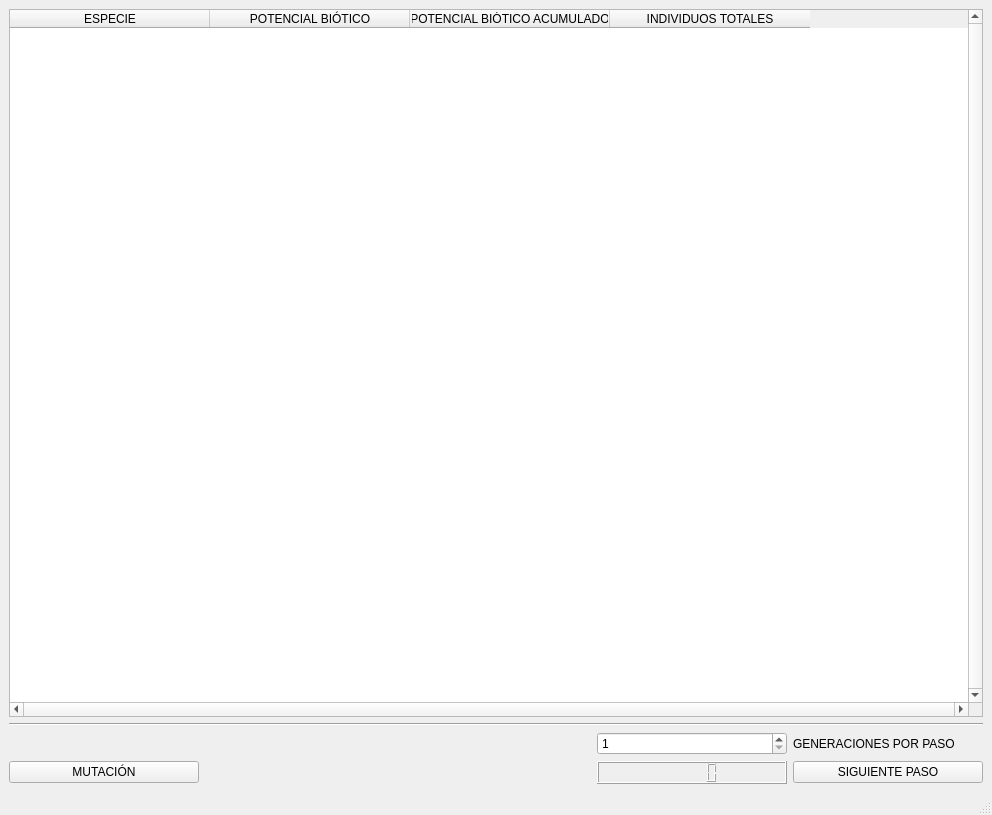
The window that SIMULATION.ui (Charliek794/CA) describes before a commit, drawn with Qt 5.
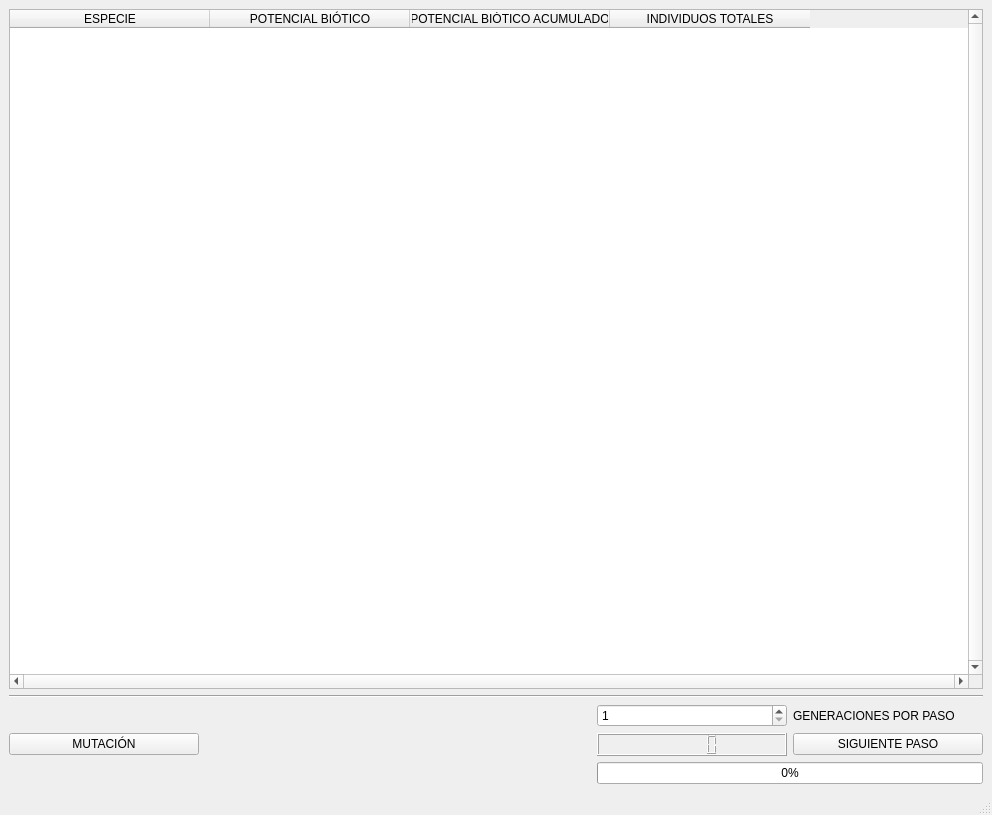
The same window after the commit.

```diff
--- a/SIMULATION.ui
+++ b/SIMULATION.ui
@@ -101,6 +101,20 @@
       </property>
      </widget>
     </item>
+    <item row="5" column="4" colspan="2">
+     <widget class="QProgressBar" name="progressBar">
+      <property name="value">
+       <number>0</number>
+      </property>
+     </widget>
+    </item>
+    <item row="5" column="3">
+     <widget class="QLabel" name="Actual">
+      <property name="text">
+       <string/>
+      </property>
+     </widget>
+    </item>
    </layout>
   </widget>
   <widget class="QMenuBar" name="menubar">
```
